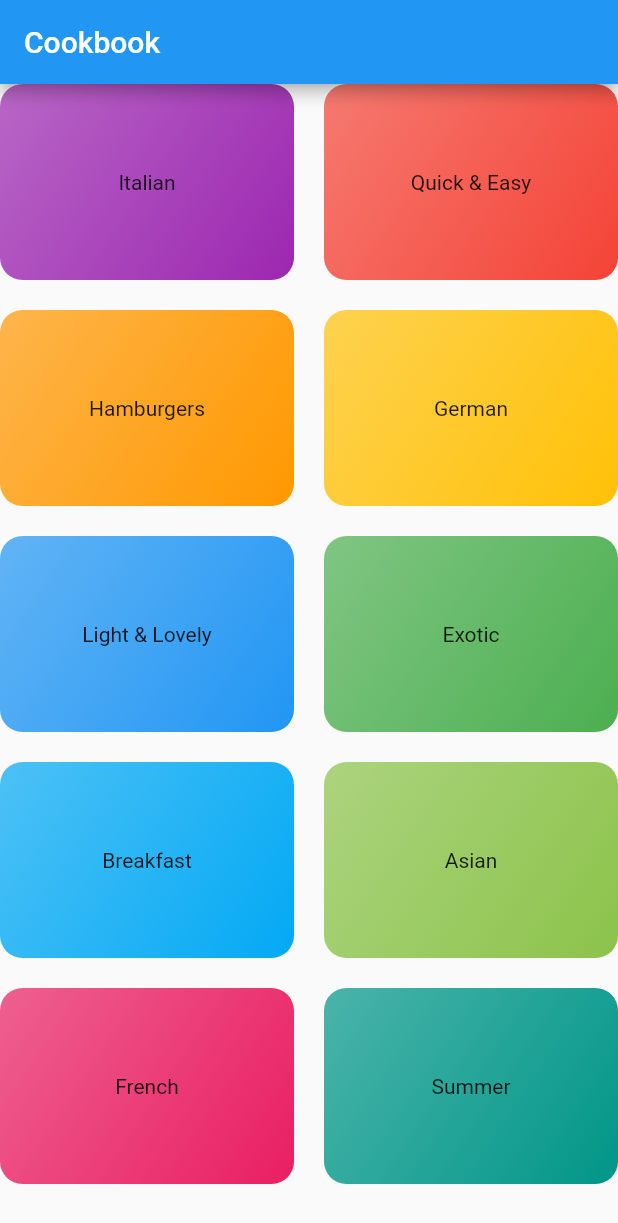
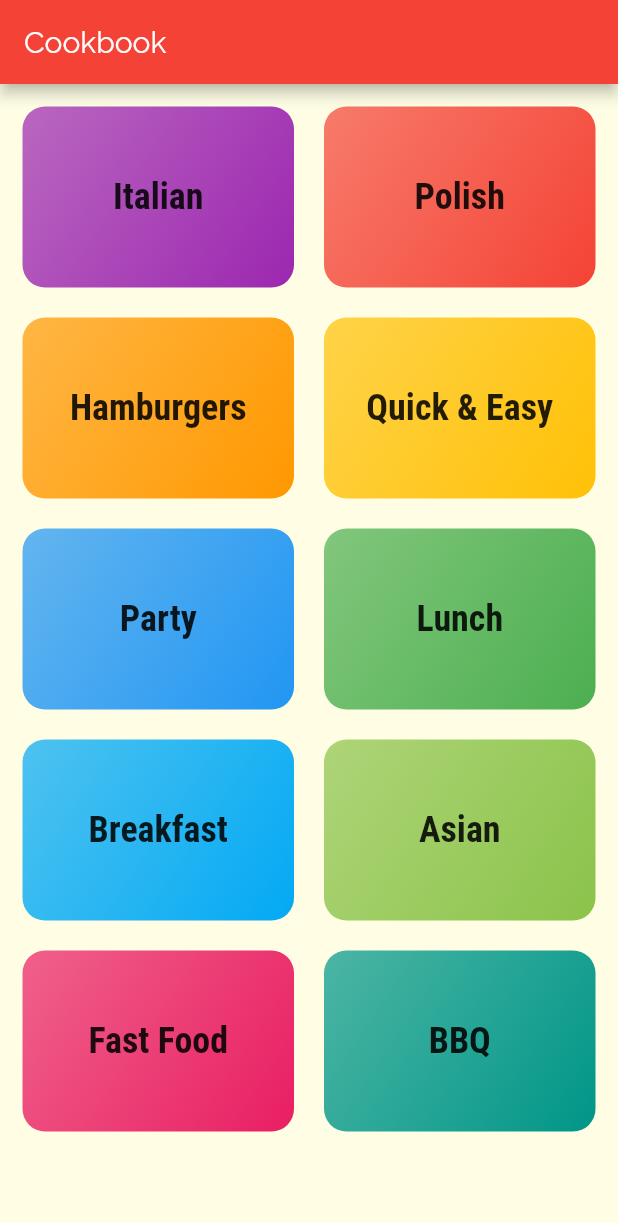
Before and after one commit to Maqcel/Flutter-Cookbook, a Flutter app: the screen it shows after launch, on a phone screen of 412 x 824 dp. Shown: the top 1223 px of the screen. Run offline on Flutter 3.47's test engine with Material 2 defaults, Android fonts, the phone set to English and light mode, and no system bars.

Commit message:
Category meal screen
Changed cusine, added option to go into category meal screen

```diff
--- a/lib/categories.dart
+++ b/lib/categories.dart
@@ -11,8 +11,10 @@ class Categories extends StatelessWidget {
         title: const Text("Cookbook"),
       ),
       body: GridView(
+        padding: const EdgeInsets.all(15),
         children: Data.map(
           (listdata) => CategoryItem(
+            listdata.id,
             listdata.title,
             listdata.color,
           ),
--- a/lib/categories_item.dart
+++ b/lib/categories_item.dart
@@ -1,17 +1,32 @@
+import 'package:cookbook_app/categories_meal.dart';
 import 'package:flutter/material.dart';
 
 class CategoryItem extends StatelessWidget {
   final String title;
   final Color color;
+  final String id;
+  const CategoryItem(this.id, this.title, this.color);
 
-  const CategoryItem(this.title, this.color);
+  void selectCategory(BuildContext context) {
+    Navigator.of(context).pushNamed(CategoryMealScreen.routeName, arguments: {
+      'id': id,
+      'title': title,
+    });
+  }
 
   @override
   Widget build(BuildContext context) {
-    return Container(
+    return InkWell(
+      onTap: () => selectCategory(context),
+      splashColor: Theme.of(context).primaryColor,
+      borderRadius: BorderRadius.circular(15),
+      child: Container(
         padding: const EdgeInsets.all(15),
         child: Center(
-        child: Text(title),
+          child: Text(
+            title,
+            style: Theme.of(context).textTheme.title,
+          ),
         ),
         decoration: BoxDecoration(
           gradient: LinearGradient(
@@ -24,6 +39,7 @@ class CategoryItem extends StatelessWidget {
           ),
           borderRadius: BorderRadius.circular(15),
         ),
+      ),
     );
   }
 }
--- a/lib/main.dart
+++ b/lib/main.dart
@@ -1,4 +1,5 @@
 import 'package:cookbook_app/categories.dart';
+import 'package:cookbook_app/categories_meal.dart';
 import 'package:flutter/material.dart';
 
 void main() {
@@ -9,11 +10,28 @@ class MyApp extends StatelessWidget {
   @override
   Widget build(BuildContext context) {
     return MaterialApp(
+      debugShowCheckedModeBanner: false,
       title: 'Cookbook',
       theme: ThemeData(
-        primarySwatch: Colors.blue,
+        primarySwatch: Colors.red,
+        accentColor: Colors.amber,
+        canvasColor: Color.fromRGBO(255, 254, 229, 1),
+        fontFamily: 'Raleway',
+        textTheme: ThemeData.light().textTheme.copyWith(
+              body1: TextStyle(
+                color: Color.fromRGBO(20, 51, 51, 1),
+              ),
+              title: TextStyle(
+                fontSize: 24,
+                fontFamily: 'RobotoCondensed',
+                fontWeight: FontWeight.bold,
+              ),
+            ),
       ),
       home: Categories(),
+      routes: {
+        CategoryMealScreen.routeName: (context) => CategoryMealScreen(),
+      },
     );
   }
 }
--- a/lib/models/categories_data.dart
+++ b/lib/models/categories_data.dart
@@ -20,7 +20,7 @@ const Data = const [
   ),
   _Category(
     id: 'c2',
-    title: 'Quick & Easy',
+    title: 'Polish',
     color: Colors.red,
   ),
   _Category(
@@ -30,17 +30,17 @@ const Data = const [
   ),
   _Category(
     id: 'c4',
-    title: 'German',
+    title: 'Quick & Easy',
     color: Colors.amber,
   ),
   _Category(
     id: 'c5',
-    title: 'Light & Lovely',
+    title: 'Party',
     color: Colors.blue,
   ),
   _Category(
     id: 'c6',
-    title: 'Exotic',
+    title: 'Lunch',
     color: Colors.green,
   ),
   _Category(
@@ -55,12 +55,12 @@ const Data = const [
   ),
   _Category(
     id: 'c9',
-    title: 'French',
+    title: 'Fast Food',
     color: Colors.pink,
   ),
   _Category(
     id: 'c10',
-    title: 'Summer',
+    title: 'BBQ',
     color: Colors.teal,
   ),
 ];
```
Also changed, not shown: lib/categories_meal.dart (added, +20 -0 lines), pubspec.yaml (+17 -6 lines), assets/fonts/Raleway-Black.ttf (added), assets/fonts/Raleway-Bold.ttf (added), assets/fonts/Raleway-Regular.ttf (added), assets/fonts/RobotoCondensed-Bold.ttf (added), assets/fonts/RobotoCondensed-Italic.ttf (added), assets/fonts/RobotoCondensed-Light.ttf (added), assets/fonts/RobotoCondensed-Regular.ttf (added). Lines whose indentation alone changed are shown as unchanged.
